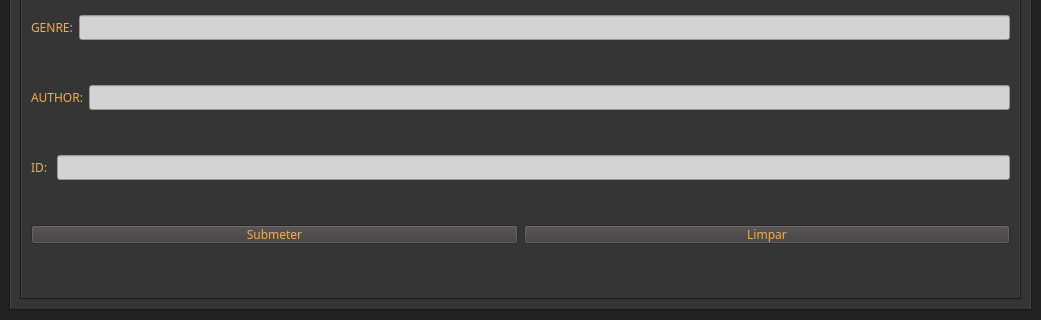
The window that mainwindow.ui (DistroRickDev/lms_oop_qt) describes before a commit, drawn with Qt 5; both pictures show x 0 to 1041 and y 312 to 632 of the 1041 by 632 pixel window.
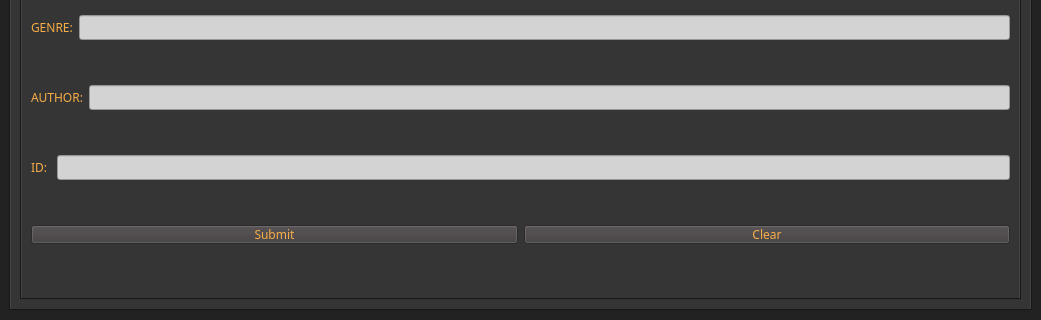
The same window after the commit. The open tabs and pages were chosen to show the change.

Commit message: can read and write map to file

Diff of the .ui file:
```diff
--- a/mainwindow.ui
+++ b/mainwindow.ui
@@ -82,7 +82,7 @@
 }
 
 QRadioButton, #remove_label{
-	background: transparent;
+	background: #353535;
 }</string>
   </property>
   <property name="animated">
@@ -225,14 +225,14 @@
                 <item>
                  <widget class="QPushButton" name="submit_btn">
                   <property name="text">
-                   <string>Submeter</string>
+                   <string>Submit</string>
                   </property>
                  </widget>
                 </item>
                 <item>
                  <widget class="QPushButton" name="clear_btn">
                   <property name="text">
-                   <string>Limpar</string>
+                   <string>Clear</string>
                   </property>
                  </widget>
                 </item>
```
Left out of the diff: 2 changed lines with no effect on the pictures. The commit also changes 2 other files.
